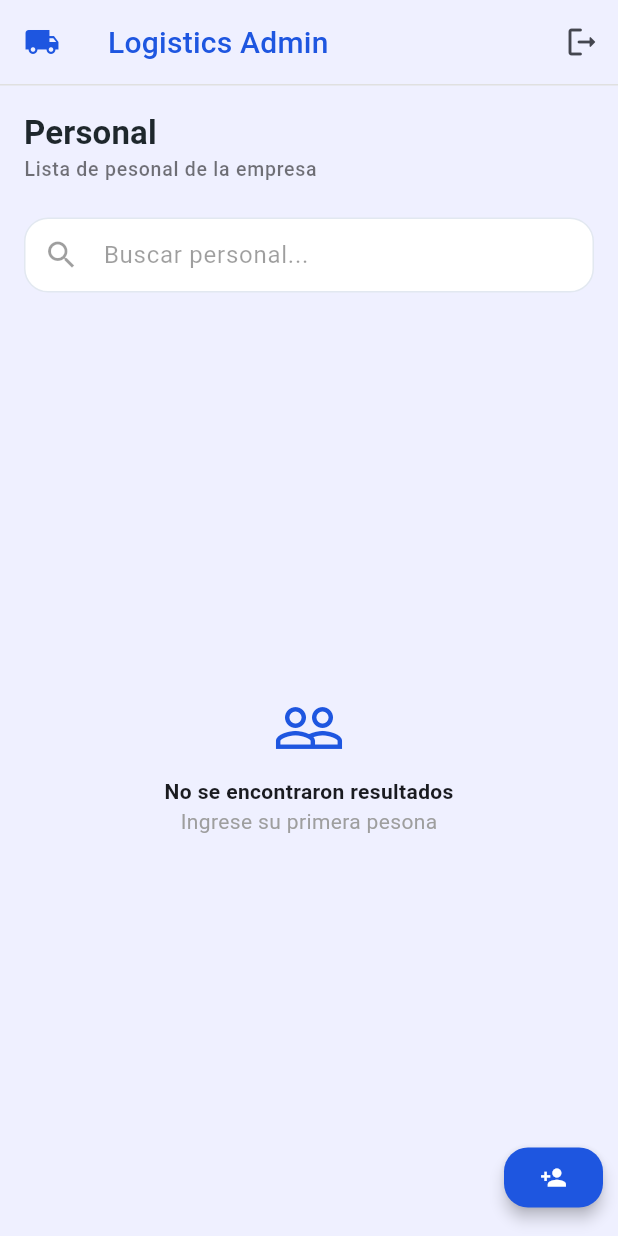
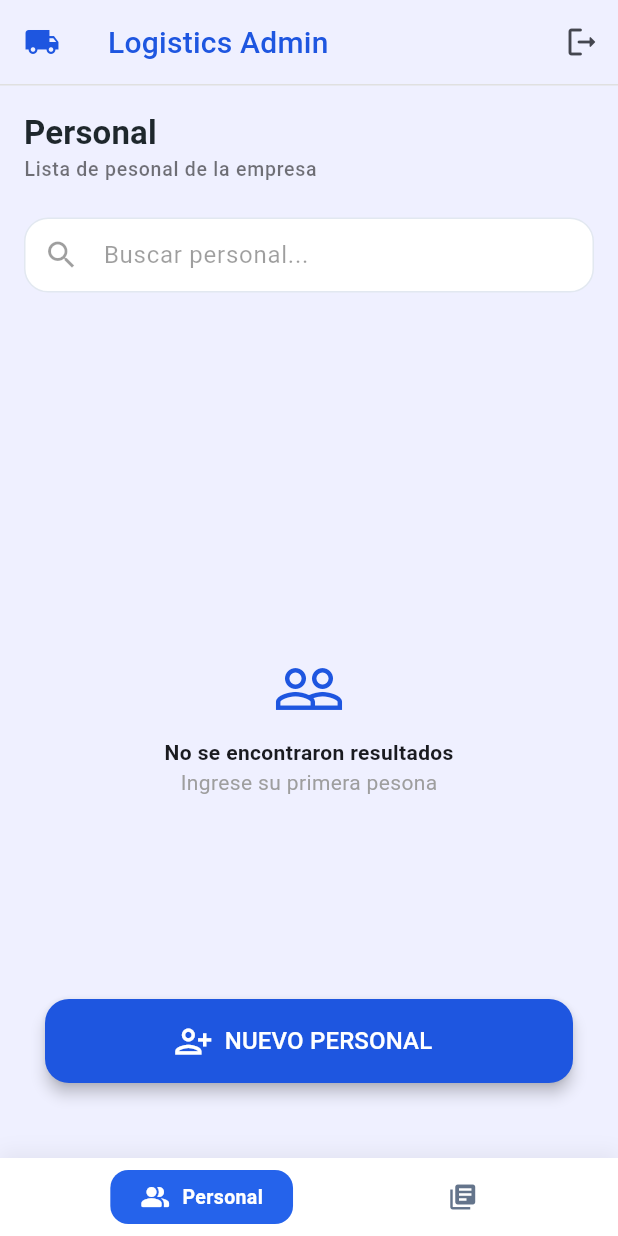
Before and after one commit to IsaacJTM/ProjectLogic, a Flutter app: the PersonaPage screen opened by its route, on a phone screen of 412 x 824 dp. Run offline on Flutter 3.47's test engine with Material 3 defaults, Android fonts, the light colour scheme and no system bars; our stand-ins replace cloud_firestore, firebase_auth, firebase_core, flutter_bloc, flutter_map, geolocator and 2 more; accounts and stored records are empty; Roboto replaces fonts that are missing (Hanken Grotesk).

Commit message:
Provides - NavBar

```diff
--- a/lib/core/router/app_router.dart
+++ b/lib/core/router/app_router.dart
@@ -10,6 +10,7 @@ import 'package:logistics_pro/features/admin/domain/usecases/get_personal_usecas
 import 'package:logistics_pro/features/admin/presentation/controllers/ordenes_controller.dart';
 import 'package:logistics_pro/features/admin/presentation/controllers/persona_controller.dart';
 import 'package:logistics_pro/features/admin/presentation/pages/agregar_oden_page.dart';
+import 'package:logistics_pro/features/admin/presentation/pages/main_shell.dart';
 import 'package:logistics_pro/features/logistics/domain/usecases/submit_execution_checklist_usecase.dart';
 import 'package:logistics_pro/features/logistics/domain/usecases/track_technician_route_usecase.dart';
 import 'package:logistics_pro/features/logistics/presentation/controllers/master_order/master_order_controller.dart';
@@ -84,7 +85,7 @@ class AppRouter {
                   ),
                 )
               ],
-              child: child,
+              child: MainShell(child: child),
             );
           },
           routes: [
@@ -98,10 +99,7 @@ class AppRouter {
             ),
             GoRoute(
               path: createOrden,
-              builder: (context, state) {
-                final personalSeleccionado = state.extra as PersonaModel;
-                return AgregarOrdenPage(tecnico: personalSeleccionado);
-              }
+              builder: (context, state) => AgregarOrdenPage()
             )
           ]
         ),
--- a/lib/features/admin/presentation/pages/agregar_oden_page.dart
+++ b/lib/features/admin/presentation/pages/agregar_oden_page.dart
@@ -10,8 +10,7 @@ import '../../domain/entities/orden_trabajo_entity.dart';
 import '../../data/models/persona_model.dart';
 
 class AgregarOrdenPage extends StatefulWidget {
-  final PersonaModel tecnico;
-  const AgregarOrdenPage({super.key, required this.tecnico});
+  const AgregarOrdenPage({super.key});
 
   @override
   State<AgregarOrdenPage> createState() => _AgregarOrdenPageState();
@@ -132,7 +131,7 @@ class _AgregarOrdenPageState extends State<AgregarOrdenPage> {
     final nuevaOrdenTrabajo = OrdenTrabajoEntity(
       idOrden: generatedIdOrden,
       idCliente: _clienteSeleccionadoId!,
-      idUsuario: widget.tecnico.usuario,
+      idUsuario: 'Tecnicao',
       nroOrden: 1001 + (DateTime.now().millisecond), // Número autogenerado para el ejemplo
       estadoFase: 4, // Estado Base de tu captura
       fechaCreacion: DateTime.now(),
--- /dev/null
+++ b/lib/features/admin/presentation/pages/main_shell.dart
@@ -0,0 +1,98 @@
+import 'package:flutter/material.dart';
+import 'package:go_router/go_router.dart';
+import 'package:logistics_pro/core/router/app_router.dart';
+
+class MainShell extends StatelessWidget {
+  final Widget child;
+  const MainShell({super.key, required this.child});
+
+  int _indexFromLocation(String location){
+    if(location.contains(AppRouter.createOrden)) return 1;
+    return 0;
+  }
+
+  @override
+  Widget build(BuildContext context) {
+    final location = GoRouterState.of(context).uri.toString();
+    final currenIndex = _indexFromLocation(location);
+
+    return Scaffold(
+      body: child,
+      bottomNavigationBar: Container(
+        decoration: BoxDecoration(
+          color: Colors.white,
+          boxShadow: [
+            BoxShadow(
+              color: Colors.black.withOpacity(0.05),
+              blurRadius: 10,
+              offset: const Offset(0, -4)
+            )
+          ]
+        ),
+        child: SafeArea(
+          child: Padding(
+            padding: const EdgeInsets.symmetric(horizontal: 32, vertical: 8),
+            child: Row(
+              mainAxisAlignment: MainAxisAlignment.spaceAround,
+              children: [
+                _navigatorItem(
+                  icon: Icons.people_alt_rounded,
+                  label: 'Personal',
+                  isSelected: currenIndex == 0,
+                  onTap: () => context.go(AppRouter.adminHome),
+                ),
+                _navigatorItem(
+                  icon: Icons.my_library_books,
+                  label: 'Orders',
+                  isSelected: currenIndex == 1,
+                  onTap: () => context.go(AppRouter.createOrden),
+                )
+
+              ],
+            ),
+          )
+        ),
+      ),
+    );
+  }
+}
+
+Widget _navigatorItem({
+  required IconData icon,
+  required String label,
+  required bool isSelected,
+  required VoidCallback onTap,
+}){
+  return InkWell(
+    onTap: onTap,
+    borderRadius: BorderRadius.circular(12),
+    child: AnimatedContainer(
+      duration: const Duration(milliseconds: 200),
+      padding: const EdgeInsets.symmetric(horizontal: 20, vertical: 8),
+      decoration: BoxDecoration(
+        color: isSelected ? const Color(0xFF2563EB) : Colors.transparent,
+        borderRadius: BorderRadius.circular(12)
+      ),
+      child: Row(
+        children: [
+          Icon(
+            icon,
+            color: isSelected ? Colors.white : const Color(0xFF64748B),
+            size: 20,
+          ),
+          if(isSelected)...[
+            const SizedBox(width: 8),
+            Text(
+              label,
+              style: TextStyle(
+                color: Colors.white,
+                fontWeight: FontWeight.bold,
+                fontSize: 13
+              ),
+            )
+          ]
+        ],
+      ),
+    ),
+  );
+}
--- a/lib/features/admin/presentation/pages/persona_page.dart
+++ b/lib/features/admin/presentation/pages/persona_page.dart
@@ -151,19 +151,16 @@ class _PersonaPageState extends State<PersonaPage> {
                         padding: const EdgeInsets.all(4),// Espacio extra para que no tape el botón
                         gridDelegate: SliverGridDelegateWithFixedCrossAxisCount(
                           crossAxisCount: 2, //Numeo de columnas
-                          mainAxisSpacing: 8,
-                          crossAxisSpacing: 8,
-                          childAspectRatio: 0.82
+                          mainAxisSpacing: 16,
+                          crossAxisSpacing: 16,
                         ),
                         itemCount: empleadosFiltrados.length,
                         itemBuilder: (context, index){
                           return PersonaCardWidget(
                             personal: empleadosFiltrados[index],
                             onCarPressed: (){
-                              print(empleadosFiltrados[index]);
-                              context.push('/create-orden', extra: empleadosFiltrados[index]);
+                              context.push('/create-orden');
                             },
-                            onEditPressed: (){},
                           );
                         }
                       );
@@ -173,11 +170,14 @@ class _PersonaPageState extends State<PersonaPage> {
               ),
             ),
             Positioned(
-              bottom: 15,
-              right: 10,
+              bottom: 50,
+              right: 30,
+              left: 30,
+              height: 56,
               child: ElevatedButton.icon(
                 onPressed: () => context.push('/edit-person'),
-                label: Icon(Icons.person_add, color: Colors.white,),
+                icon:  Icon(Icons.person_add_alt, color: Colors.white, size: 26),
+                label: Text("NUEVO PERSONAL", style: TextStyle(color: Colors.white, fontSize: 16)),
                 style: ElevatedButton.styleFrom(
                   elevation: 4,
                   backgroundColor: AppColors.primary,
```
Also changed, not shown: lib/features/admin/presentation/widgets/persona_card_widget.dart (+5 -35 lines).
